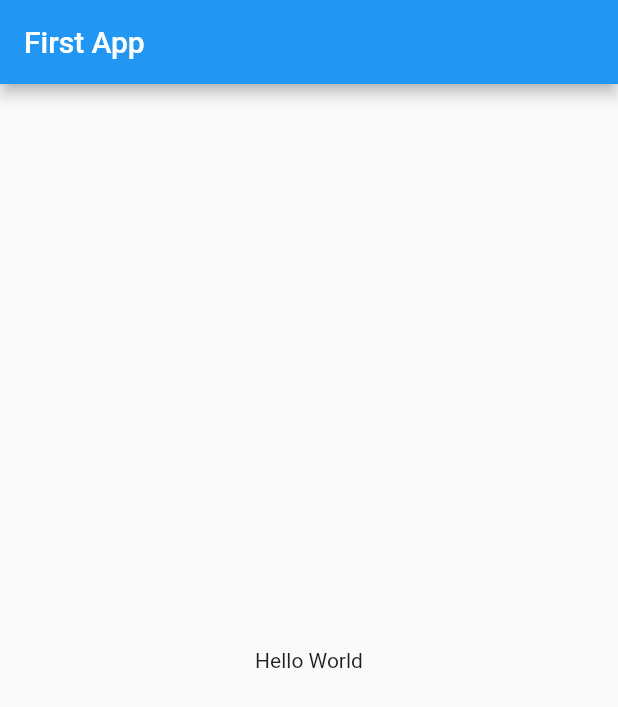
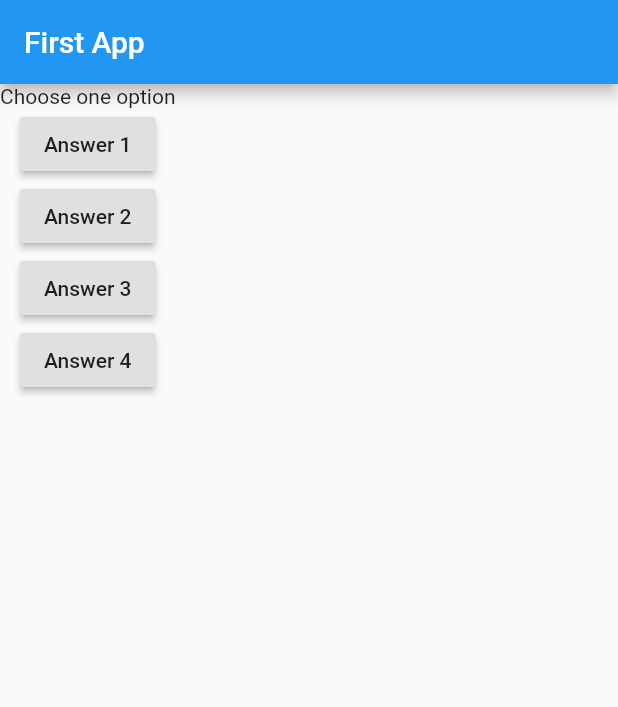
Before and after one commit to shahsanket2107/flutter_quiz_app, a Flutter app: the screen it shows after launch, on a phone screen of 412 x 824 dp. Shown: the top 707 px of the screen. Run offline on Flutter 3.47's test engine with Material 2 defaults, Android fonts, the phone set to English and light mode, and no system bars.

Commit message:
Connecting functions and buttons

```diff
--- a/lib/main.dart
+++ b/lib/main.dart
@@ -7,18 +7,44 @@ import 'package:flutter/material.dart';
 void main() => runApp(MyApp());
 
 class MyApp extends StatelessWidget {
+  void answerQuestion() {
+    print("Answer chosen!");
+  }
+
   @override
   Widget build(BuildContext context) {
+    var questions = [
+      "What is your name?",
+      "What is your favourite color?",
+      "What is your favourite food?"
+    ];
     return MaterialApp(
       title: 'First App',
       home: Scaffold(
-        appBar: AppBar(
-          title: Text('First App'),
-        ),
-        body: Center(
-          child: Text('Hello World'),
-        ),
-      ),
+          appBar: AppBar(
+            title: Text('First App'),
+          ),
+          body: Column(
+            children: [
+              Text('Choose one option'),
+              RaisedButton(
+                child: Text('Answer 1'),
+                onPressed: answerQuestion,
+              ),
+              RaisedButton(
+                child: Text('Answer 2'),
+                onPressed: answerQuestion,
+              ),
+              RaisedButton(
+                child: Text('Answer 3'),
+                onPressed: answerQuestion,
+              ),
+              RaisedButton(
+                child: Text('Answer 4'),
+                onPressed: answerQuestion,
+              )
+            ],
+          )),
     );
   }
 }
```
